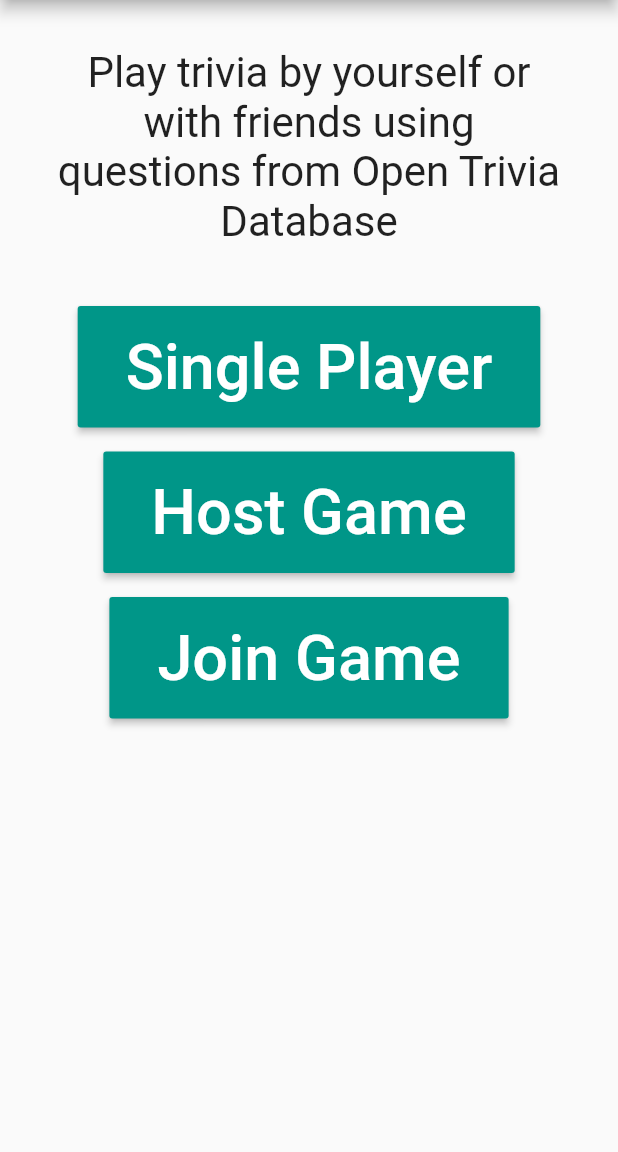
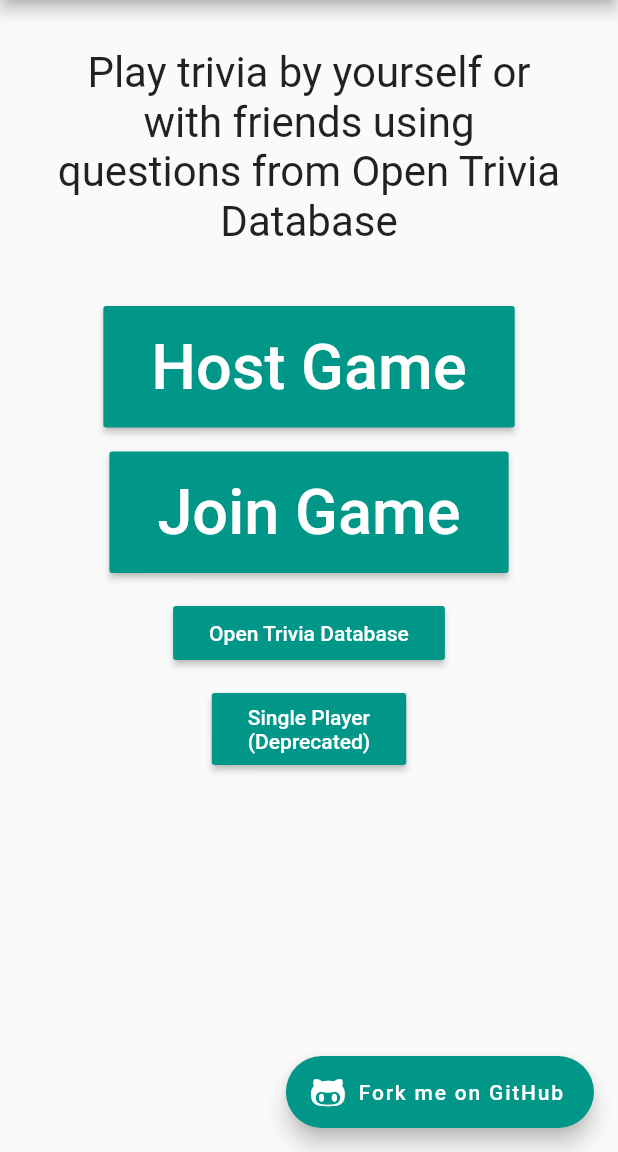
Before and after one commit to mensly/dunnohack, a Flutter app: the screen it shows after launch, on a phone screen of 412 x 824 dp, the part 84-1236 px from its top. Run offline on Flutter 3.47's test engine with Material 2 defaults, Android fonts, the phone set to English and light mode, and no system bars; our stand-ins replace cloud_firestore, firebase_auth, firebase_core, font_awesome_flutter, rxdart; missing offline and left inert: html_character_entities; accounts and stored records are empty.

Commit message:
Quality of life improvements

```diff
--- a/lib/ui/home.dart
+++ b/lib/ui/home.dart
@@ -1,8 +1,21 @@
 import 'package:flutter/material.dart';
 import 'package:dunno_hack/extensions.dart';
+import 'package:font_awesome_flutter/font_awesome_flutter.dart';
+import 'package:url_launcher/url_launcher.dart';
 
 class HomeScreen extends StatelessWidget {
+  static const _githubUrl = "https://github.com/mensly/dunnohack";
+  static const _openTdbUrl = "https://opentdb.com";
+
   const HomeScreen({Key? key}) : super(key: key);
+
+  void _openGitHub() async {
+    await launch(_githubUrl);
+  }
+
+  void _openOpenTdb() async {
+    await launch(_openTdbUrl);
+  }
 
   @override
   Widget build(BuildContext context) {
@@ -10,12 +23,18 @@ class HomeScreen extends StatelessWidget {
         appBar: AppBar(
           title: Text(context.appTitle),
         ),
+        floatingActionButton: FloatingActionButton.extended(
+          icon: const Icon(FontAwesomeIcons.githubAlt),
+          label: const Text("Fork me on GitHub"),
+          onPressed: () => _openGitHub(),
+        ),
         body: Center(
           child: Column(
             children: [
               const Padding(
                 padding: EdgeInsets.all(32.0),
-              child: Text("Play trivia by yourself or with friends using questions from Open Trivia Database",
+                child: Text(
+                  "Play trivia by yourself or with friends using questions from Open Trivia Database",
                   textScaleFactor: 2,
                   textAlign: TextAlign.center,
                 ),
@@ -23,23 +42,7 @@ class HomeScreen extends StatelessWidget {
               Padding(
                 padding: const EdgeInsets.all(8.0),
                 child: MaterialButton(
-                onPressed: () {
-                  Navigator.of(context).pushNamed("/game");
-                },
-                color: context.theme.primaryColor,
-                textColor: Colors.white,
-                child: const Padding(
-                  padding: EdgeInsets.all(16.0),
-                  child: Text("Single Player", textScaleFactor: 3),
-                ),
-              ),
-            ),
-            Padding(
-              padding: const EdgeInsets.all(8.0),
-              child: MaterialButton(
-                onPressed: () {
-                  Navigator.of(context).pushNamed("/host");
-                },
+                  onPressed: () => Navigator.of(context).pushNamed("/host"),
                   color: context.theme.primaryColor,
                   textColor: Colors.white,
                   child: const Padding(
@@ -51,9 +54,7 @@ class HomeScreen extends StatelessWidget {
               Padding(
                 padding: const EdgeInsets.all(8.0),
                 child: MaterialButton(
-                onPressed: () {
-                  Navigator.of(context).pushNamed("/player");
-                },
+                  onPressed: () => Navigator.of(context).pushNamed("/player"),
                   color: context.theme.primaryColor,
                   textColor: Colors.white,
                   child: const Padding(
@@ -61,10 +62,34 @@ class HomeScreen extends StatelessWidget {
                     child: Text("Join Game", textScaleFactor: 3),
                   ),
                 ),
-            )
+              ),
+              Padding(
+                padding: const EdgeInsets.all(8.0),
+                child: MaterialButton(
+                  onPressed: () => _openOpenTdb(),
+                  color: context.theme.primaryColor,
+                  textColor: Colors.white,
+                  child: const Padding(
+                    padding: EdgeInsets.all(8.0),
+                    child: Text("Open Trivia Database", textScaleFactor: 1),
+                  ),
+                ),
+              ),
+              Padding(
+                padding: const EdgeInsets.all(8.0),
+                child: MaterialButton(
+                  onPressed: () => Navigator.of(context).pushNamed("/game"),
+                  color: context.theme.primaryColor,
+                  textColor: Colors.white,
+                  child: const Padding(
+                    padding: EdgeInsets.all(8.0),
+                    child:
+                        Text("Single Player\n(Deprecated)", textScaleFactor: 1),
+                  ),
+                ),
+              ),
             ],
           ),
-      )
-    );
+        ));
   }
 }
--- a/pubspec.yaml
+++ b/pubspec.yaml
@@ -14,9 +14,11 @@ dependencies:
   flutter:
     sdk: flutter
 
+  font_awesome_flutter: ^9.2.0
   html_character_entities: ^1.0.0+1
   http: ^0.13.4
   rxdart: ^0.27.2
+  url_launcher: ^6.0.17
 
 dev_dependencies:
   flutter_test:
```
Also changed, not shown: lib/ui/host.dart (+55 -8 lines), lib/ui/remotegame.dart (+84 -30 lines), pubspec.lock, 1 other file. Lines whose indentation alone changed are shown as unchanged.
